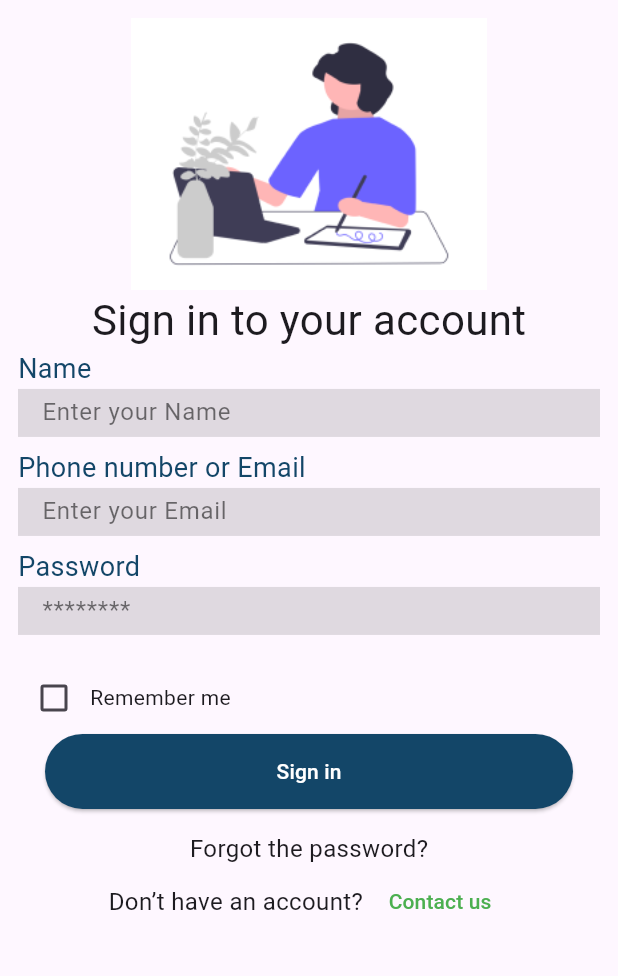
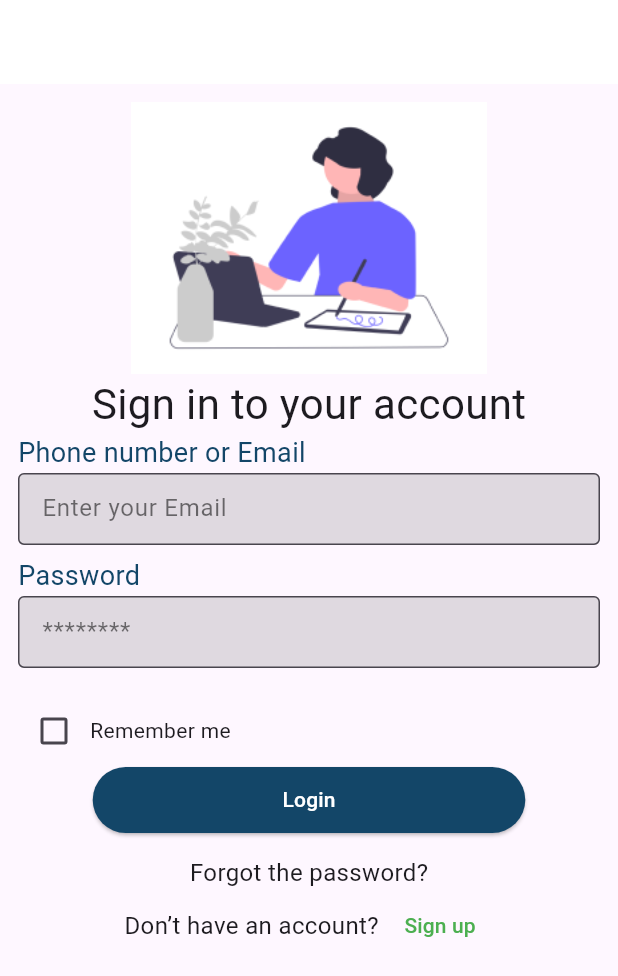
Before and after one commit to SagorSamadder/sAcademy-teacher, a Flutter app: the screen it shows after launch, on a phone screen of 412 x 824 dp. Shown: the top 976 px of the screen. Run offline on Flutter 3.47's test engine with Material 3 defaults, Android fonts, the phone set to English and light mode, and no system bars; our stand-ins replace cloud_firestore, firebase_auth, firebase_core, get, velocity_x; accounts and stored records are empty.

Commit message:
fixing login system

```diff
--- /dev/null
+++ b/lib/app/auth/component/coustom_textfield.dart
@@ -0,0 +1,36 @@
+import 'package:flutter/material.dart';
+import 'package:velocity_x/velocity_x.dart';
+
+Widget coustomtextfield({
+  String? title,
+  String? hint,
+  controller,
+  isPass,
+  validator,
+}) {
+  return Column(
+    crossAxisAlignment: CrossAxisAlignment.start,
+    children: [
+      title!.text.color(const Color(0xFF134668)).size(18).make(),
+      TextFormField(
+        obscureText: isPass,
+        controller: controller,
+        decoration: InputDecoration(
+          hintText: hint,
+          hintStyle: const TextStyle(
+            color: Colors.black54,
+          ),
+          isDense: true,
+          fillColor: Colors.black12,
+          filled: true,
+          border: const OutlineInputBorder(borderSide: BorderSide()),
+          focusedBorder: const OutlineInputBorder(
+              borderSide: BorderSide(color: Color(0xFF134668))),
+        ),
+        validator: validator,
+        autovalidateMode: AutovalidateMode.onUserInteraction,
+      ),
+      8.heightBox
+    ],
+  );
+}
--- /dev/null
+++ b/lib/app/auth/view/signin_screen.dart
@@ -0,0 +1,116 @@
+import 'package:edgefly_academy_admin/app/home_screen/home_screen.dart';
+import 'package:flutter/material.dart';
+import 'package:get/get.dart';
+import 'package:velocity_x/velocity_x.dart';
+
+import '../component/coustom_textfield.dart';
+import '../controller/signin_controller.dart';
+import 'Registration_page.dart';
+
+class SigninScreen extends StatefulWidget {
+  const SigninScreen({super.key});
+
+  @override
+  State<SigninScreen> createState() => _SigninScreenState();
+}
+
+class _SigninScreenState extends State<SigninScreen> {
+  bool? isCheck = false;
+  @override
+  Widget build(BuildContext context) {
+    LoginController controller = Get.put(LoginController());
+    return Scaffold(
+      appBar: AppBar(
+        backgroundColor: Colors.white,
+      ),
+      body: Padding(
+        padding: const EdgeInsets.all(12.0),
+        child: SingleChildScrollView(
+          physics: const BouncingScrollPhysics(),
+          child: Form(
+            key: controller.formkey,
+            child: Column(
+              crossAxisAlignment: CrossAxisAlignment.center,
+              children: [
+                Image.asset(
+                  "assets/images/learning.png",
+                  height: context.screenHeight * .22,
+                  width: context.screenWidth * .60,
+                ).box.alignCenter.make(),
+                "Sign in to your account".text.size(28).make(),
+                coustomtextfield(
+                  controller: controller.emailController,
+                  hint: "Enter your Email",
+                  title: "Phone number or Email",
+                  isPass: false,
+                  validator: controller.validateemail,
+                ),
+                coustomtextfield(
+                  controller: controller.passwordController,
+                  hint: "********",
+                  title: "Password",
+                  isPass: true,
+                  validator: controller.validpass,
+                ),
+                10.heightBox,
+                Row(
+                  children: [
+                    Checkbox(
+                      activeColor: Colors.green,
+                      checkColor: Colors.white,
+                      value: isCheck,
+                      onChanged: (newvalue) {
+                        setState(() {
+                          isCheck = newvalue;
+                        });
+                      },
+                    ),
+                    "Remember me".text.make()
+                  ],
+                ),
+                SizedBox(
+                  width: context.screenWidth * .7,
+                  height: 44,
+                  child: Obx(
+                    () => ElevatedButton(
+                      style: ElevatedButton.styleFrom(
+                        backgroundColor: const Color(0xFF134668),
+                        shape: const StadiumBorder(),
+                      ),
+                      onPressed: () async {
+                        await controller.loginUser(context);
+                        if (controller.userCredential != null) {
+                          Get.offAll(() => const HomeScreen());
+                        }
+                      },
+                      child: controller.isLoading.value
+                          ? const Center(
+                              child: CircularProgressIndicator(),
+                            )
+                          : "Login".text.white.make(),
+                    ),
+                  ),
+                ),
+                15.heightBox,
+                "Forgot the password?".text.size(16).make(),
+                Row(
+                  mainAxisAlignment: MainAxisAlignment.center,
+                  children: [
+                    "Don’t have an account?".text.size(16).make(),
+                    5.widthBox,
+                    TextButton(
+                      onPressed: () {
+                        Get.to(() => const RegistrationPage());
+                      },
+                      child: "Sign up".text.color(Colors.green).make(),
+                    )
+                  ],
+                )
+              ],
+            ),
+          ),
+        ),
+      ),
+    );
+  }
+}
--- a/lib/app/auth_screen/view/login_page.dart
+++ /dev/null
@@ -1,131 +0,0 @@
-// ignore_for_file: use_build_context_synchronously
-
-import 'package:flutter/material.dart';
-import 'package:get/get.dart';
-import 'package:velocity_x/velocity_x.dart';
-
-import '../controller/auth_controller.dart';
-import '../../../general/common_widgets/coustom_textfield.dart';
-
-class LoginPage extends StatefulWidget {
-  const LoginPage({super.key});
-
-  @override
-  State<LoginPage> createState() => _LoginPageState();
-}
-
-class _LoginPageState extends State<LoginPage> {
-  bool? isCheck = false;
-  var controller = Get.put(AuthController());
-  bool isSecurepassword = true;
-  final GlobalKey<FormState> formkey = GlobalKey<FormState>();
-  @override
-  Widget build(BuildContext context) {
-    return Scaffold(
-      body: Padding(
-        padding: const EdgeInsets.all(12.0),
-        child: SingleChildScrollView(
-          physics: const BouncingScrollPhysics(),
-          child: Form(
-            key: formkey,
-            child: Column(
-              crossAxisAlignment: CrossAxisAlignment.center,
-              children: [
-                Image.asset(
-                  "assets/images/learning.png",
-                  height: context.screenHeight * .22,
-                  width: context.screenWidth * .60,
-                ).box.alignCenter.make(),
-                "Sign in to your account".text.size(28).make(),
-                coustomtextfield(
-                  controller: controller.namecontroller,
-                  hint: "Enter your Name",
-                  title: "Name",
-                  isPass: false,
-                  validator: controller.validname,
-                ),
-                coustomtextfield(
-                  controller: controller.emailcontroller,
-                  hint: "Enter your Email",
-                  title: "Phone number or Email",
-                  isPass: false,
-                  validator: controller.validname,
-                ),
-                coustomtextfield(
-                  controller: controller.passwordcontroller,
-                  hint: "********",
-                  title: "Password",
-                  isPass: true,
-                  validator: controller.validname,
-                ),
-                10.heightBox,
-                Row(
-                  children: [
-                    Checkbox(
-                      activeColor: Colors.green,
-                      checkColor: Colors.white,
-                      value: isCheck,
-                      onChanged: (newvalue) {
-                        setState(() {
-                          isCheck = newvalue;
-                        });
-                      },
-                    ),
-                    "Remember me".text.make()
-                  ],
-                ),
-                SizedBox(
-                  height: 50,
-                  width: context.screenWidth - 60,
-                  child: controller.isloading.value
-                      ? const Center(
-                          child: CircularProgressIndicator(),
-                        )
-                      : ElevatedButton(
-                          style: ElevatedButton.styleFrom(
-                              backgroundColor: const Color(0xFF134668)),
-                          onPressed: () async {
-                            controller.loginMethod(context: context);
-                          },
-                          child: controller.isloading.value
-                              ? const Center(
-                                  child: CircularProgressIndicator(),
-                                )
-                              : "Sign in".text.white.make(),
-                        ),
-                ),
-                15.heightBox,
-                "Forgot the password?".text.size(16).make(),
-                Row(
-                  mainAxisAlignment: MainAxisAlignment.center,
-                  children: [
-                    "Don’t have an account?".text.size(16).make(),
-                    5.widthBox,
-                    TextButton(
-                      onPressed: () {},
-                      child: "Contact us".text.color(Colors.green).make(),
-                    )
-                  ],
-                )
-              ],
-            ),
-          ),
-        ),
-      ),
-    );
-  }
-
-  Widget togglepassword() {
-    return IconButton(
-      onPressed: () {
-        setState(() {
-          isSecurepassword = !isSecurepassword;
-        });
-      },
-      icon: isSecurepassword
-          ? const Icon(Icons.visibility_off)
-          : const Icon(Icons.visibility),
-      color: Colors.grey,
-    );
-  }
-}
--- a/lib/app/settings/view/setting_view.dart
+++ b/lib/app/settings/view/setting_view.dart
@@ -1,4 +1,4 @@
-import 'package:edgefly_academy_admin/app/auth_screen/view/login_page.dart';
+import 'package:edgefly_academy_admin/app/auth/view/signin_screen.dart';
 import 'package:firebase_auth/firebase_auth.dart';
 import 'package:flutter/material.dart';
 import 'package:get/get.dart';
@@ -58,7 +58,7 @@ class SettingScreen extends StatelessWidget {
             InkWell(
               onTap: () async {
                 await FirebaseAuth.instance.signOut();
-                Get.offAll(() => const LoginPage());
+                Get.offAll(() => const SigninScreen());
               },
               child: Container(
                 height: 70,
--- a/lib/main.dart
+++ b/lib/main.dart
@@ -2,7 +2,7 @@ import 'package:edgefly_academy_admin/firebase_options.dart';
 import 'package:firebase_auth/firebase_auth.dart';
 import 'package:flutter/material.dart';
 import 'package:get/get.dart';
-import 'app/auth_screen/view/login_page.dart';
+import 'app/auth/view/signin_screen.dart';
 import 'package:firebase_core/firebase_core.dart';
 import 'app/home_screen/home_screen.dart';
 import 'app/settings/view/setting_view.dart';
@@ -50,7 +50,7 @@ class _MyAppState extends State<MyApp> {
       getPages: [
         GetPage(
             name: '/',
-            page: () => isLogin ? const HomeScreen() : const LoginPage()),
+            page: () => isLogin ? const HomeScreen() : const SigninScreen()),
         GetPage(name: '/settings', page: () => const SettingScreen()),
       ],
       title: 'Edge fly Academy',
@@ -58,7 +58,7 @@ class _MyAppState extends State<MyApp> {
         colorScheme: ColorScheme.fromSeed(seedColor: Colors.deepPurple),
         useMaterial3: true,
       ),
-      home: isLogin ? const HomeScreen() : const LoginPage(),
+      home: isLogin ? const HomeScreen() : const SigninScreen(),
     );
   }
 }
```
Also changed, not shown: lib/app/auth/controller/signin_controller.dart (added, +52 -0 lines), lib/app/auth/controller/signup_controller.dart (added, +152 -0 lines), lib/app/auth/view/Registration_page.dart (added, +129 -0 lines), lib/app/auth_screen/controller/auth_controller.dart (deleted, +0 -77 lines).
